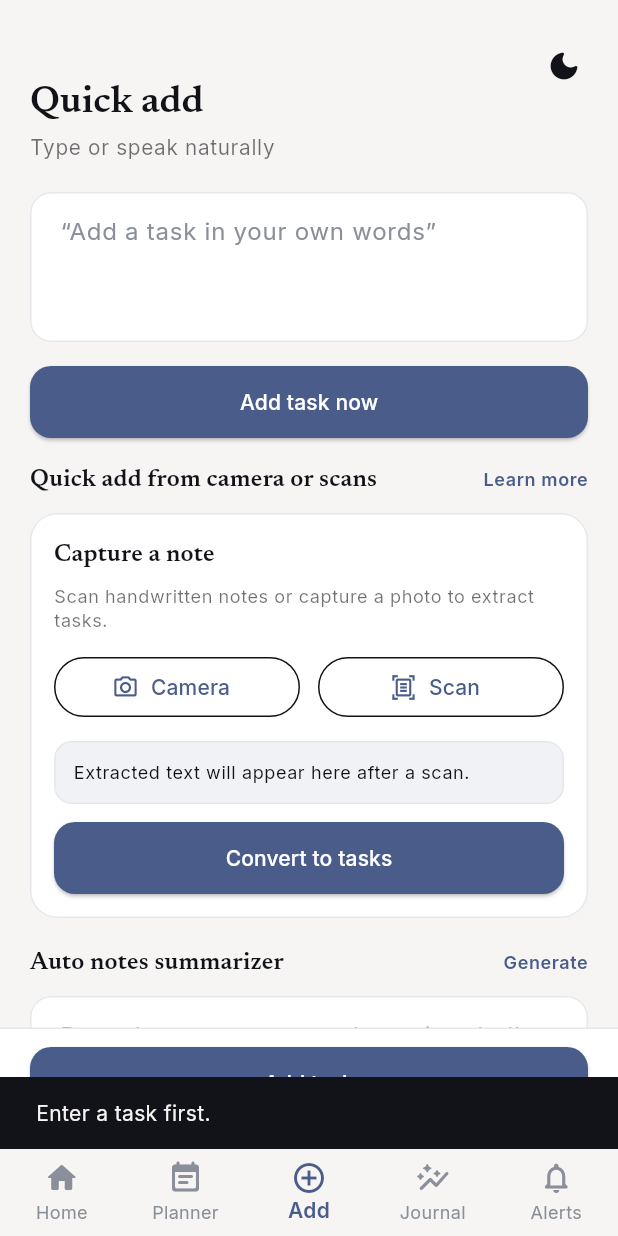
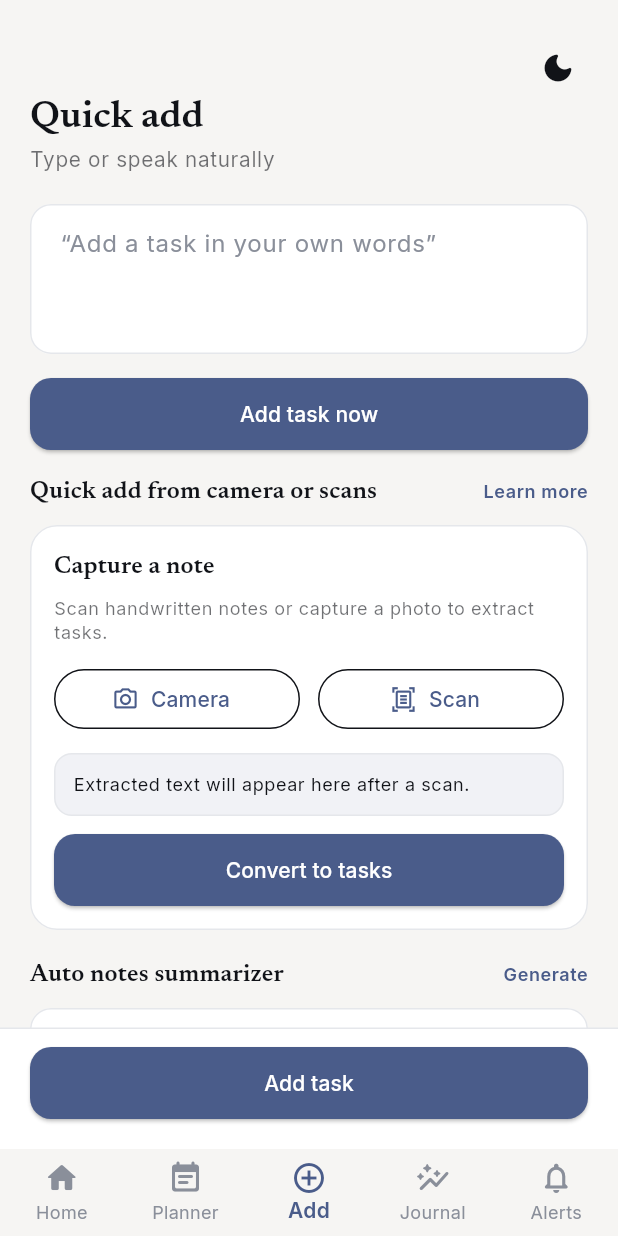
Before and after one commit to AtharRizwan/lifely, a Flutter app: the LifelyShell screen opened directly with empty values, item 3 of the bottom bar chosen, after a tap on "Add task now", on a phone screen of 412 x 824 dp. Run offline on Flutter 3.47's test engine with Material 3 defaults, Android fonts, the light colour scheme and no system bars; our stand-ins replace cloud_firestore, firebase_auth, firebase_core, fl_chart, google_fonts, image_picker and 1 more; missing offline and left inert: google_mlkit_text_recognition; accounts and stored records are empty.

Commit message:
Trim excess snackbars, polish profile spacing and app bar title

```diff
--- a/lib/screens/add/add_task_screen.dart
+++ b/lib/screens/add/add_task_screen.dart
@@ -77,7 +77,6 @@ class _AddTaskScreenState extends State<AddTaskScreen> with SingleTickerProvider
       final result = await _ocrService.extractTextFromCamera();
       if (result.isSuccess && mounted) {
         setState(() => _extractedText = result.text);
-        showSnackBar(context, 'Text extracted successfully.');
       } else if (mounted) {
         showSnackBar(context, result.errorMessage);
       }
@@ -92,7 +91,6 @@ class _AddTaskScreenState extends State<AddTaskScreen> with SingleTickerProvider
       final result = await _ocrService.extractTextFromGallery();
       if (result.isSuccess && mounted) {
         setState(() => _extractedText = result.text);
-        showSnackBar(context, 'Text extracted successfully.');
       } else if (mounted) {
         showSnackBar(context, result.errorMessage);
       }
@@ -102,10 +100,7 @@ class _AddTaskScreenState extends State<AddTaskScreen> with SingleTickerProvider
   }
 
   void _convertExtractedToTasks() {
-    if (_extractedText == null) {
-      showSnackBar(context, 'Scan notes or capture an image first.');
-      return;
-    }
+    if (_extractedText == null) return;
     final store = AppScope.of(context);
     final aiResult = _aiSummarizer.summarize(_extractedText!);
     final created = <String>[];
@@ -133,33 +128,24 @@ class _AddTaskScreenState extends State<AddTaskScreen> with SingleTickerProvider
         ..clear()
         ..addAll(created);
     });
-    showSnackBar(context, 'Created ${created.length} tasks from scan.');
   }
 
   void _summarizeNotes() {
     final text = _notesController.text.trim();
-    if (text.isEmpty) {
-      showSnackBar(context, 'Paste some notes first.');
-      return;
-    }
+    if (text.isEmpty) return;
     final result = _aiSummarizer.summarize(text);
     setState(() {
       _aiResult = result;
     });
-    showSnackBar(context, 'AI analysis complete.');
   }
 
   void _applyRewrite() {
     final text = _taskController.text.trim();
-    if (text.isEmpty) {
-      showSnackBar(context, 'Add a draft task first.');
-      return;
-    }
+    if (text.isEmpty) return;
     final suggestion = '${text[0].toUpperCase()}${text.substring(1)}';
     setState(() {
       _taskController.text = suggestion;
     });
-    showSnackBar(context, 'Rewrite applied to quick add.');
 }
 
   @override
@@ -369,7 +355,6 @@ class _AddTaskScreenState extends State<AddTaskScreen> with SingleTickerProvider
       estimatedMinutes: 30,
       isCompleted: false,
     ));
-    showSnackBar(context, 'Task added: $trimmed');
   }
 
   @override
@@ -542,10 +527,7 @@ class _AddTaskScreenState extends State<AddTaskScreen> with SingleTickerProvider
 extension on _AddTaskScreenState {
   void _addTask(AppStore store) {
     final text = _taskController.text.trim();
-    if (text.isEmpty) {
-      showSnackBar(context, 'Enter a task first.');
-      return;
-    }
+    if (text.isEmpty) return;
     final task = TaskItem(
       id: 'task-${DateTime.now().millisecondsSinceEpoch}',
       title: text,
@@ -559,6 +541,5 @@ extension on _AddTaskScreenState {
     );
     store.addTask(task);
     _taskController.clear();
-    showSnackBar(context, 'Task added.');
   }
 }
--- a/lib/screens/auth/signup_screen.dart
+++ b/lib/screens/auth/signup_screen.dart
@@ -1,4 +1,3 @@
-import 'package:flutter/foundation.dart';
 import 'package:flutter/material.dart';
 
 import '../../data/app_scope.dart';
--- a/lib/screens/mood/mood_journal_screen.dart
+++ b/lib/screens/mood/mood_journal_screen.dart
@@ -46,8 +46,6 @@ class _MoodJournalScreenState extends State<MoodJournalScreen> {
     );
     store.addMood(entry);
     _noteController.clear();
-    ScaffoldMessenger.of(context)
-        .showSnackBar(const SnackBar(content: Text('Mood saved.')));
   }
 
   @override
--- a/lib/screens/planner/adjust_load_screen.dart
+++ b/lib/screens/planner/adjust_load_screen.dart
@@ -102,7 +102,6 @@ class AdjustLoadScreen extends StatelessWidget {
                 task.id,
                 task.scheduledAt.add(const Duration(days: 1)),
               );
-              showSnackBar(context, 'Task moved to tomorrow.');
             },
           ),
           const SizedBox(height: 12),
@@ -120,7 +119,6 @@ class AdjustLoadScreen extends StatelessWidget {
                   accent: AppStrings.defaultFocusAccent,
                 ),
               );
-              showSnackBar(context, 'Focus block added.');
             },
           ),
           const SizedBox(height: 12),
@@ -138,7 +136,6 @@ class AdjustLoadScreen extends StatelessWidget {
                   isUnread: true,
                 ),
               );
-              showSnackBar(context, 'Quiet mode enabled.');
             },
           ),
           const SizedBox(height: 16),
--- a/lib/screens/planner/week_editor_screen.dart
+++ b/lib/screens/planner/week_editor_screen.dart
@@ -3,7 +3,6 @@ import 'package:flutter/material.dart';
 import '../../data/app_scope.dart';
 import '../../models/app_models.dart';
 import '../../utils/constants.dart';
-import '../../utils/snackbar.dart';
 import '../../widgets/cards/action_card.dart';
 
 class WeekEditorScreen extends StatelessWidget {
@@ -37,7 +36,6 @@ class WeekEditorScreen extends StatelessWidget {
                   accent: AppStrings.defaultFocusAccent,
                 ),
               );
-              showSnackBar(context, 'Blocks updated.');
             },
           ),
           const SizedBox(height: 12),
@@ -58,7 +56,6 @@ class WeekEditorScreen extends StatelessWidget {
                   isCompleted: false,
                 ),
               );
-              showSnackBar(context, 'Recurring tasks added.');
             },
           ),
         ],
--- a/lib/screens/settings_screen.dart
+++ b/lib/screens/settings_screen.dart
@@ -1,7 +1,6 @@
 import 'package:flutter/material.dart';
 
 import '../../data/app_scope.dart';
-import '../../utils/snackbar.dart';
 import '../widgets/tiles/settings_tile.dart';
 
 class SettingsScreen extends StatelessWidget {
@@ -112,9 +111,7 @@ class SettingsScreen extends StatelessWidget {
                   leading: const Icon(Icons.info_outline),
                   title: const Text('Help & Support'),
                   trailing: const Icon(Icons.chevron_right),
-                  onTap: () {
-                    showSnackBar(context, 'Help center coming soon.');
-                  },
+                  onTap: () {},
                 ),
               ],
             ),
@@ -166,7 +163,6 @@ class SettingsScreen extends StatelessWidget {
             onPressed: () {
               Navigator.of(context).pop();
               store.clearLocalData();
-              showSnackBar(context, 'All data cleared.');
             },
             child: Text(
               'Clear',
--- a/lib/screens/tasks/task_details_screen.dart
+++ b/lib/screens/tasks/task_details_screen.dart
@@ -2,7 +2,6 @@ import 'package:flutter/material.dart';
 
 import '../../data/app_scope.dart';
 import '../../models/app_models.dart';
-import '../../utils/snackbar.dart';
 import '../../widgets/buttons/primary_button.dart';
 
 class TaskDetailsScreen extends StatefulWidget {
@@ -65,7 +64,6 @@ class _TaskDetailsScreenState extends State<TaskDetailsScreen> {
     );
     store.updateTask(updated);
     setState(() => _isEditing = false);
-    showSnackBar(context, 'Task updated.');
   }
 
   void _cancelEditing() {
@@ -231,10 +229,7 @@ class _TaskDetailsScreenState extends State<TaskDetailsScreen> {
             label: task.isCompleted ? 'Completed' : 'Mark complete',
             onPressed: task.isCompleted
                 ? null
-                : () {
-                    store.completeTask(task.id);
-                    showSnackBar(context, 'Task marked complete.');
-                  },
+                : () => store.completeTask(task.id),
           ),
           const SizedBox(height: 10),
           OutlinedButton(
@@ -243,7 +238,6 @@ class _TaskDetailsScreenState extends State<TaskDetailsScreen> {
                 task.id,
                 task.scheduledAt.add(const Duration(days: 1)),
               );
-              showSnackBar(context, 'Task rescheduled for tomorrow.');
             },
             child: const Text('Reschedule'),
           ),
--- a/lib/utils/snackbar.dart
+++ b/lib/utils/snackbar.dart
@@ -1,5 +1,7 @@
 import 'package:flutter/material.dart';
 
 void showSnackBar(BuildContext context, String message) {
-  ScaffoldMessenger.of(context).showSnackBar(SnackBar(content: Text(message)));
+  ScaffoldMessenger.of(context).showSnackBar(
+    SnackBar(content: Text(message), duration: const Duration(seconds: 2)),
+  );
 }
--- a/lib/widgets/app_bars/lifely_sliver_app_bar.dart
+++ b/lib/widgets/app_bars/lifely_sliver_app_bar.dart
@@ -17,13 +17,13 @@ class LifelySliverAppBar extends StatelessWidget {
     final theme = Theme.of(context);
     return SliverAppBar(
       floating: true,
-      pinned: false,
-      toolbarHeight: 88,
-      collapsedHeight: 88,
-      expandedHeight: 120,
+      pinned: true,
+      toolbarHeight: 90,
+      collapsedHeight: 90,
+      expandedHeight: 128,
       flexibleSpace: FlexibleSpaceBar(
         collapseMode: CollapseMode.pin,
-        titlePadding: const EdgeInsets.fromLTRB(20, 0, 12, 12),
+        titlePadding: const EdgeInsets.fromLTRB(20, 0, 60, 12),
         expandedTitleScale: 1.15,
         title: DefaultTextStyle(
           style: theme.textTheme.titleLarge ?? const TextStyle(),
@@ -31,8 +31,8 @@ class LifelySliverAppBar extends StatelessWidget {
             mainAxisSize: MainAxisSize.min,
             crossAxisAlignment: CrossAxisAlignment.start,
             children: [
-              Text(title, maxLines: 1, overflow: TextOverflow.ellipsis),
-              const SizedBox(height: 4),
+              Text(title, maxLines: 2, overflow: TextOverflow.ellipsis),
+              const SizedBox(height: 2),
               Text(
                 subtitle,
                 maxLines: 1,
@@ -51,7 +51,7 @@ class LifelySliverAppBar extends StatelessWidget {
           .map(
             (entry) => Padding(
               padding: EdgeInsets.only(
-                right: entry.key == actions.length - 1 ? 12 : 4,
+                right: entry.key == actions.length - 1 ? 16 : 4,
               ),
               child: entry.value,
             ),
--- a/lib/widgets/buttons/primary_button.dart
+++ b/lib/widgets/buttons/primary_button.dart
@@ -1,31 +1,22 @@
 import 'package:flutter/material.dart';
-
-import '../../utils/snackbar.dart';
 
 class PrimaryButton extends StatelessWidget {
   const PrimaryButton({
     super.key,
     required this.label,
     this.onPressed,
-    this.useDefaultOnPressed = true,
   });
 
   final String label;
   final VoidCallback? onPressed;
-  final bool useDefaultOnPressed;
 
   @override
   Widget build(BuildContext context) {
     final theme = Theme.of(context);
-    final effectiveOnPressed =
-        onPressed ??
-        (useDefaultOnPressed
-            ? () => showSnackBar(context, '$label tapped.')
-            : null);
     return SizedBox(
       width: double.infinity,
       child: ElevatedButton(
-        onPressed: effectiveOnPressed,
+        onPressed: onPressed,
         style: ElevatedButton.styleFrom(
           backgroundColor: theme.colorScheme.primary,
           foregroundColor: Colors.white,
--- a/lib/widgets/lists/summary_bullet_list.dart
+++ b/lib/widgets/lists/summary_bullet_list.dart
@@ -2,7 +2,6 @@ import 'package:flutter/material.dart';
 
 import '../../data/app_scope.dart';
 import '../../models/app_models.dart';
-import '../../utils/snackbar.dart';
 
 class SummaryBulletList extends StatelessWidget {
   const SummaryBulletList({super.key, required this.bullets});
@@ -42,7 +41,6 @@ class SummaryBulletList extends StatelessWidget {
                       estimatedMinutes: 30,
                       isCompleted: false,
                     ));
-                    showSnackBar(context, 'Task created: $bullet');
                   },
                 ),
               ),
--- a/lib/widgets/tiles/settings_tile.dart
+++ b/lib/widgets/tiles/settings_tile.dart
@@ -10,8 +10,9 @@ class SettingsTile extends StatelessWidget {
   Widget build(BuildContext context) {
     final theme = Theme.of(context);
     return Card(
-      margin: const EdgeInsets.only(bottom: 12),
+      margin: const EdgeInsets.only(bottom: 16),
       child: ListTile(
+        contentPadding: const EdgeInsets.symmetric(horizontal: 16, vertical: 4),
         title: Text(title, style: theme.textTheme.titleMedium),
         trailing: Text(
           value,
--- a/lib/widgets/tiles/simple_list_tile.dart
+++ b/lib/widgets/tiles/simple_list_tile.dart
@@ -1,6 +1,4 @@
 import 'package:flutter/material.dart';
-
-import '../../utils/snackbar.dart';
 
 class SimpleListTile extends StatelessWidget {
   const SimpleListTile({
@@ -29,7 +27,7 @@ class SimpleListTile extends StatelessWidget {
           ),
         ),
         trailing: const Icon(Icons.arrow_forward_ios_rounded, size: 16),
-        onTap: () => showSnackBar(context, 'Opened $title.'),
+        onTap: () {},
       ),
     );
   }
```
Also changed, not shown: lib/screens/notifications_screen.dart (+1 -6 lines), lib/screens/planner/planner_screen.dart (+1 -6 lines).
